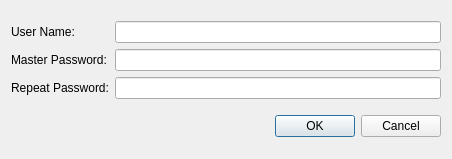
This is ui/add_user.ui in bkueng/qMasterPassword as Qt 5 draws it before an edit. The edited form follows.
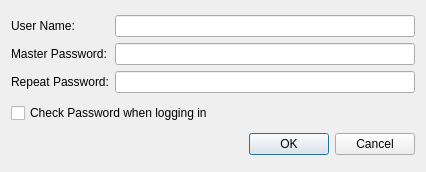
This is the edited form.

Commit message: ui: new user dialog: add checkbox for pw check on login

```diff
--- a/ui/add_user.ui
+++ b/ui/add_user.ui
@@ -6,8 +6,8 @@
    <rect>
     <x>0</x>
     <y>0</y>
-    <width>452</width>
-    <height>159</height>
+    <width>426</width>
+    <height>172</height>
    </rect>
   </property>
   <property name="sizePolicy">
@@ -71,6 +71,13 @@
      </item>
     </layout>
    </item>
+   <item>
+    <widget class="QCheckBox" name="chkCheckPassword">
+     <property name="text">
+      <string>Check Password when logging in</string>
+     </property>
+    </widget>
+   </item>
    <item>
     <widget class="QDialogButtonBox" name="buttonBox">
      <property name="orientation">
```
The commit also changes 3 other files.
